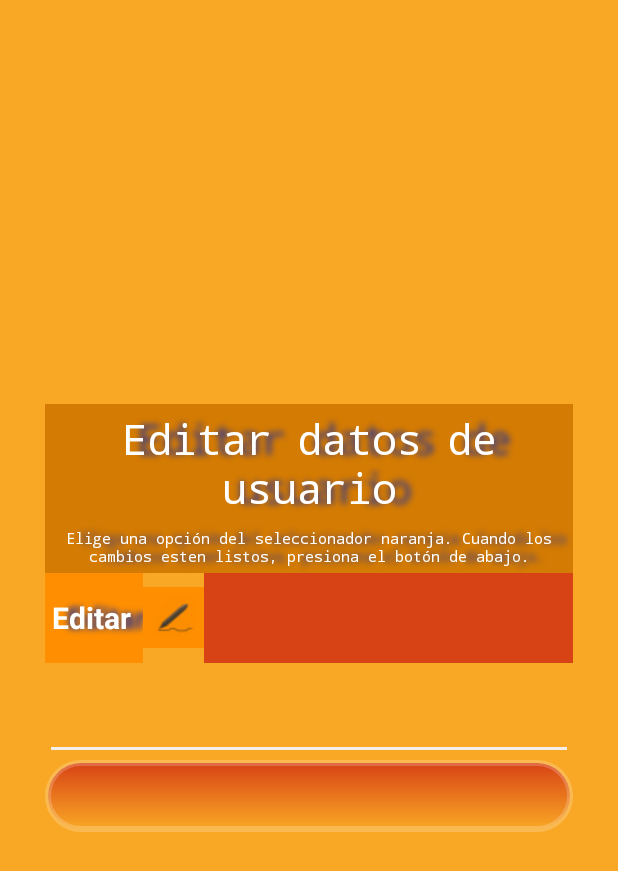
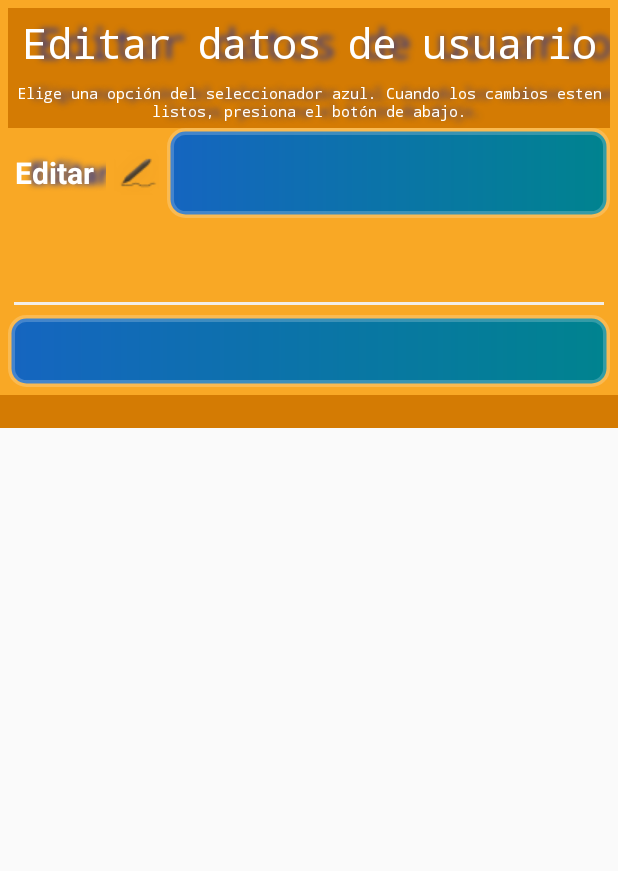
Before and after one commit to lizardiOmar/DersarrolloMovil2021, an Android app: the layout fragment_editar_datos.xml on its own in the app's theme, with its tools: preview values and no code run, on a phone screen of 412 x 824 dp. Shown: the top 871 px of the screen. Run offline under Robolectric (Android 15) with nearby library versions, the phone set to English and light mode, and no system bars; network calls fail; Roboto replaces fonts that are not available here.

Commit message:
Add files via upload

```diff
--- a/AlphaBbasket/app/src/main/AndroidManifest.xml
+++ b/AlphaBbasket/app/src/main/AndroidManifest.xml
@@ -33,9 +33,7 @@
             android:name="com.google.android.geo.API_KEY"
             android:value="@string/google_maps_key" />
 
-        <activity
-            android:name=".MapsActivity"
-            android:label="@string/title_activity_maps"></activity>
+
         <activity android:name=".EditarPerfilActivity" />
         <activity
             android:name=".LoginActivity"
@@ -47,7 +45,7 @@
             </intent-filter>
         </activity>
         <activity android:name=".MainActivity" />
-        <activity android:name=".RegistroActivity" />
+
 
         <meta-data
             android:name="preloaded_fonts"
--- a/AlphaBbasket/app/src/main/res/drawable/morado_gradient.xml
+++ b/AlphaBbasket/app/src/main/res/drawable/morado_gradient.xml
@@ -2,5 +2,5 @@
 <shape xmlns:android="http://schemas.android.com/apk/res/android">
     <stroke android:width="2pt" android:color="#33ffffff" />
     <corners android:radius="10dp" />
-    <gradient android:angle="180" android:startColor="#0C2771" android:endColor="#6B00FF" />
+    <gradient android:angle="180" android:startColor="#00838F" android:endColor="#1565C0" />
 </shape>
--- a/AlphaBbasket/app/src/main/res/layout/activity_editar_perfil.xml
+++ b/AlphaBbasket/app/src/main/res/layout/activity_editar_perfil.xml
@@ -139,8 +139,7 @@
                     android:id="@+id/map"
                     android:name="com.google.android.gms.maps.SupportMapFragment"
                     android:layout_width="150sp"
-                    android:layout_height="150sp"
-                    tools:context=".MapsActivity" />
+                    android:layout_height="150sp"/>
                 <LinearLayout
                     android:layout_width="wrap_content"
                     android:layout_height="match_parent"
--- a/AlphaBbasket/app/src/main/res/layout/custom_spinner_item_1.xml
+++ b/AlphaBbasket/app/src/main/res/layout/custom_spinner_item_1.xml
@@ -2,13 +2,14 @@
 <LinearLayout xmlns:android="http://schemas.android.com/apk/res/android"
     android:layout_width="match_parent"
     android:layout_height="wrap_content"
+    xmlns:app="http://schemas.android.com/apk/res-auto"
     android:orientation="horizontal">
     <TextView
         android:id="@+id/textViewSpinnerItem_1"
         android:layout_width="match_parent"
         android:layout_height="match_parent"
         android:shadowColor="#D84315"
-        android:background="#FF8F00"
+        android:background="@drawable/morado_gradient"
         android:shadowDx="10"
         android:shadowRadius="12"
         android:textAlignment="center"
--- a/AlphaBbasket/app/src/main/res/layout/fragment_editar_datos.xml
+++ b/AlphaBbasket/app/src/main/res/layout/fragment_editar_datos.xml
@@ -1,28 +1,31 @@
 <?xml version="1.0" encoding="utf-8"?>
-<FrameLayout xmlns:android="http://schemas.android.com/apk/res/android"
+<androidx.constraintlayout.widget.ConstraintLayout xmlns:android="http://schemas.android.com/apk/res/android"
+    xmlns:app="http://schemas.android.com/apk/res-auto"
     xmlns:tools="http://schemas.android.com/tools"
     android:layout_width="match_parent"
-    android:layout_height="match_parent"
-    tools:context=".fragmentos.EditarDatosFragment">
+    android:layout_height="wrap_content">
+
     <LinearLayout
         android:id="@+id/linearLayoutFragment"
-        android:layout_width="match_parent"
-        android:layout_height="match_parent"
+        android:layout_width="wrap_content"
+        android:layout_height="wrap_content"
         android:background="#F9A825"
         android:gravity="center"
         android:orientation="vertical"
-        >
+        app:layout_constraintBottom_toBottomOf="parent"
+        app:layout_constraintEnd_toEndOf="parent"
+        app:layout_constraintStart_toStartOf="parent"
+        app:layout_constraintTop_toTopOf="parent">
 
         <LinearLayout
             android:layout_width="match_parent"
             android:layout_height="match_parent"
             android:background="#F9A825"
-            android:padding="30sp"
             android:gravity="center"
             android:orientation="vertical"
-            >
+            android:padding="5sp">
+
             <TextView
-                android:id="@+id/textViewLema"
                 android:layout_width="match_parent"
                 android:layout_height="wrap_content"
                 android:background="#F8F9A825"
@@ -35,8 +38,9 @@
                 android:shadowDx="15"
                 android:shadowRadius="5"
                 android:text="Editar datos de usuario"
-                android:textSize="28sp"
-                android:textColor="#FFFFFF"/>
+                android:textColor="#FFFFFF"
+                android:textSize="28sp" />
+
             <TextView
                 android:id="@+id/Instrucción"
                 android:layout_width="match_parent"
@@ -50,42 +54,44 @@
                 android:shadowColor="#283593"
                 android:shadowDx="15"
                 android:shadowRadius="5"
-                android:text="Elige una opción del seleccionador naranja. Cuando los cambios esten listos, presiona el botón de abajo."
-                android:textSize="10sp"
-                android:textColor="#FFFFFF"/>
+                android:text="Elige una opción del seleccionador azul. Cuando los cambios esten listos, presiona el botón de abajo."
+                android:textColor="#FFFFFF"
+                android:textSize="10sp" />
+
             <LinearLayout
                 android:layout_width="match_parent"
                 android:layout_height="60dp"
-                android:orientation="horizontal"
                 android:background="#F9A825"
-                android:gravity="center">
+                android:gravity="center"
+                android:orientation="horizontal">
+
                 <TextView
                     android:layout_width="wrap_content"
                     android:layout_height="match_parent"
+                    android:fadingEdge="horizontal|vertical"
+                    android:fadingEdgeLength="10sp"
+                    android:gravity="center"
                     android:padding="4sp"
+                    android:shadowColor="#283593"
                     android:shadowDx="15"
                     android:shadowRadius="5"
                     android:text="Editar "
-                    android:gravity="center"
                     android:textColor="#FFFFFF"
-                    android:shadowColor="#283593"
-                    android:background="#FF8F00"
-                    android:fadingEdge="horizontal|vertical"
-                    android:fadingEdgeLength="10sp"
                     android:textSize="20dp"
                     android:textStyle="bold" />
+
                 <ImageView
                     android:id="@+id/imageView"
                     android:layout_width="wrap_content"
                     android:layout_height="wrap_content"
                     android:padding="5sp"
-                    android:background="#FF8F00"
                     android:src="@drawable/editar_logo_small_30_off" />
+
                 <Spinner
                     android:id="@+id/spinnerDatosCliente"
                     android:layout_width="match_parent"
                     android:layout_height="match_parent"
-                    android:background="#D84315"
+                    android:background="@drawable/morado_gradient"
                     android:shadowColor="#283593"
                     android:shadowDx="15"
                     android:shadowRadius="5"
@@ -101,12 +107,12 @@
                 android:layout_height="wrap_content"
                 android:backgroundTint="#F3EEE7"
                 android:ems="10"
-                android:padding="20sp"
-                android:gravity="center"
                 android:fadingEdge="vertical"
                 android:fadingEdgeLength="30sp"
                 android:fontFamily="monospace"
                 android:foregroundTint="#F9A825"
+                android:gravity="center"
+                android:padding="20sp"
                 android:paddingTop="10sp"
                 android:selectAllOnFocus="true"
                 android:shadowColor="#512DA8"
@@ -116,24 +122,40 @@
                 android:textColor="#FFFFFF"
                 android:textColorHint="#F7EBEBEC"
                 android:textSize="18sp"
-                android:tooltipText='"Escribe el nuevo dato.'/>
+                android:tooltipText='"Escribe el nuevo dato.' />
+
             <Button
                 android:id="@+id/buttonGuardarCambio"
                 android:layout_width="match_parent"
                 android:layout_height="wrap_content"
-                android:background="@drawable/btn"
+                android:background="@drawable/morado_gradient"
+                android:fadingEdge="horizontal|vertical"
+                android:fadingEdgeLength="10sp"
                 android:fontFamily="monospace"
-                android:textColor="#FFFFFF"
-                android:textSize="14sp"
                 android:gravity="center"
                 android:shadowColor="#283593"
                 android:shadowDx="15"
                 android:shadowRadius="5"
-                android:fadingEdge="horizontal|vertical"
-                android:fadingEdgeLength="10sp"/>
+                android:textColor="#FFFFFF"
+                android:textSize="14sp" />
         </LinearLayout>
+        <TextView
+            android:id="@+id/textViewResultadoEditarDatos"
+            android:layout_width="match_parent"
+            android:layout_height="wrap_content"
+            android:background="#F8F9A825"
+            android:backgroundTint="#D37A03"
+            android:fadingEdge="horizontal|vertical"
+            android:fontFamily="monospace"
+            android:gravity="center"
+            android:padding="4sp"
+            android:shadowColor="#283593"
+            android:shadowDx="15"
+            android:shadowRadius="5"
+            android:textColor="#FFFFFF"
+            android:textSize="10sp" />
     </LinearLayout>
 
 
 
-</FrameLayout>
+</androidx.constraintlayout.widget.ConstraintLayout>
--- a/AlphaBbasket/app/src/main/res/layout/fragment_login.xml
+++ b/AlphaBbasket/app/src/main/res/layout/fragment_login.xml
@@ -8,12 +8,12 @@
     tools:context=".fragmentos.LoginFragment">
         <LinearLayout
             android:id="@+id/linearLayoutPrincipalLogin"
-            android:layout_width="wrap_content"
-            android:layout_height="wrap_content"
+            android:layout_width="match_parent"
+            android:layout_height="match_parent"
             android:layout_gravity="center_horizontal"
             android:background="@drawable/layout_orange"
             android:orientation="vertical"
-            android:padding="15pt">
+            android:padding="5pt">
 
             <LinearLayout
                 android:id="@+id/linearLayoutForm"
```
Also changed, not shown: AlphaBbasket/app/src/main/res/layout/activity_main.xml (added, +72 -0 lines), AlphaBbasket/app/src/main/res/layout/fragment_perfil.xml (+32 -4 lines), AlphaBbasket/app/src/main/res/layout/fragment_registro.xml (+5 -9 lines), AlphaBbasket/app/src/main/res/drawable/gps_logo_small_30.png (added), AlphaBbasket/app/src/main/res/drawable/gps_logo_small_30_off.png (added).
